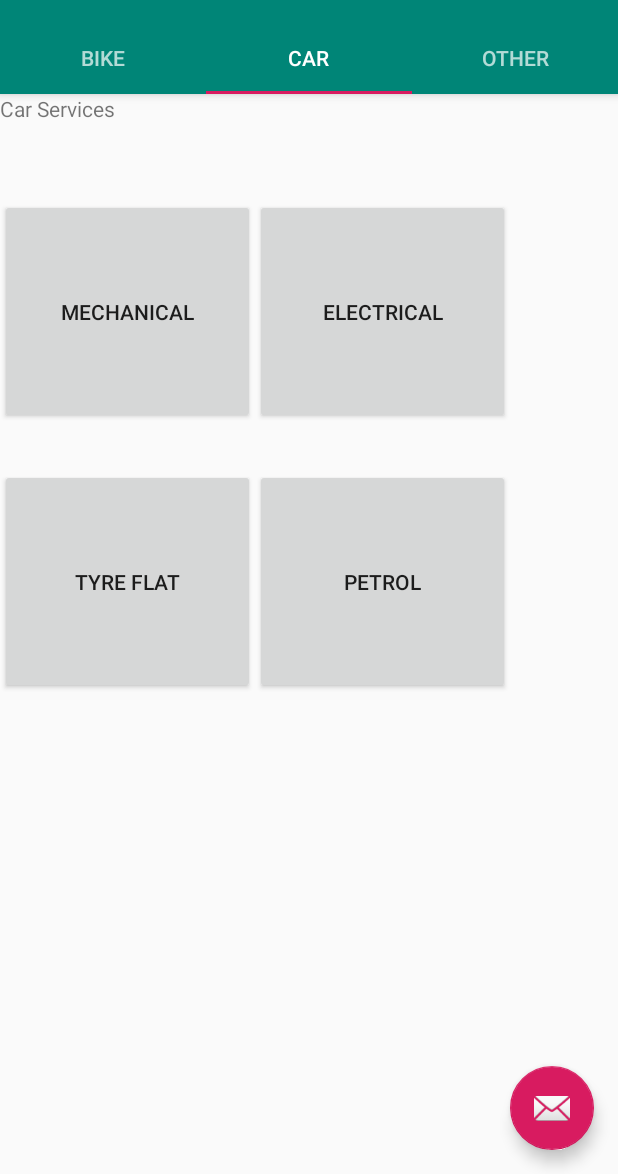
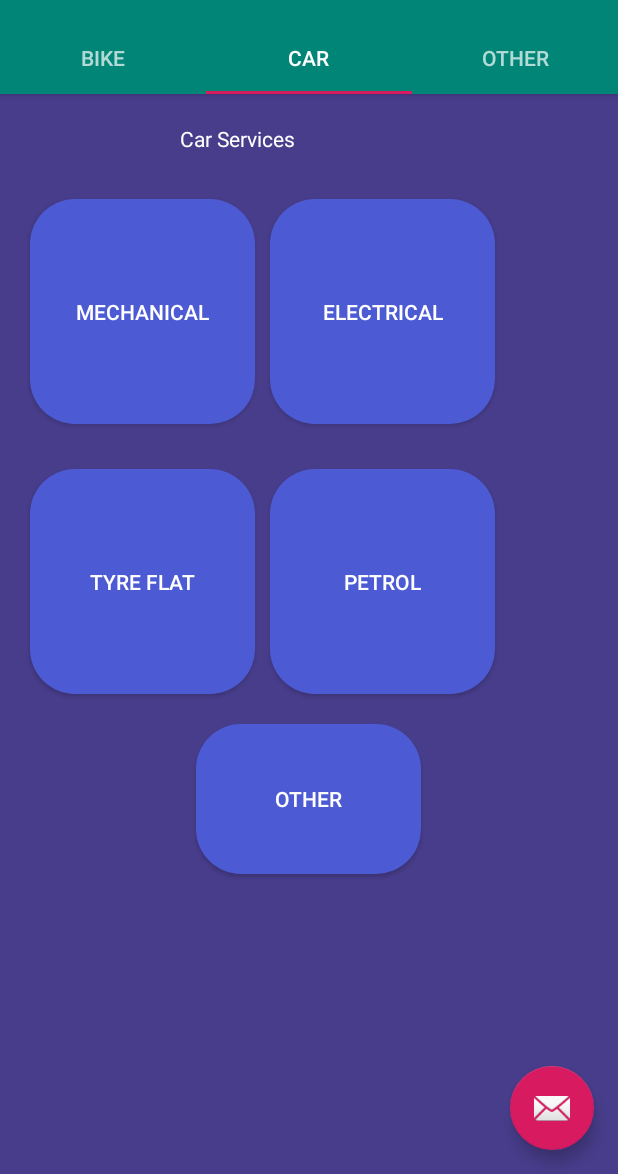
Before and after one commit to Itians786/Final-Year-Project, an Android app: the Bike screen opened directly, with no data from a screen before it, tab 2 chosen, on a phone screen of 412 x 824 dp, the part 62-1236 px from its top. Run offline under Robolectric (Android 15) with nearby library versions, the phone set to English and light mode, and no system bars.

Commit message:
Coloring done

```diff
--- a/app/src/main/res/layout/activity_sign_up.xml
+++ b/app/src/main/res/layout/activity_sign_up.xml
@@ -101,10 +101,5 @@
 
     </LinearLayout>
 
-    <Button
-        android:id="@+id/button"
-        android:layout_width="wrap_content"
-        android:layout_height="wrap_content"
-        android:text="Button" />
 </RelativeLayout>
 </ScrollView>
--- a/app/src/main/res/layout/car.xml
+++ b/app/src/main/res/layout/car.xml
@@ -5,6 +5,7 @@
     android:id="@+id/constraintLayout"
     android:layout_width="match_parent"
     android:layout_height="match_parent"
+    android:background="#483d8b"
     >
 
     <TextView
@@ -12,43 +13,67 @@
         android:layout_width="wrap_content"
         android:layout_height="wrap_content"
         android:text="Car Services"
+        android:textColor="#ffffff"
+        android:layout_marginTop="20dp"
+        android:layout_marginLeft="120dp"
        />
 
     <Button
         android:id="@+id/Car_m"
-        android:layout_width="170dp"
+        android:layout_width="150dp"
         android:layout_height="150dp"
         android:text="Mechanical"
         android:layout_marginTop="70dp"
+        android:textColor="#ffffff"
+        android:background="@drawable/button_round"
+        android:layout_marginLeft="20dp"
+        />
+
+    <Button
+        android:id="@+id/Car_e"
+        android:layout_width="150dp"
+        android:layout_height="150dp"
+        android:layout_marginTop="70dp"
+        android:layout_toRightOf="@+id/Car_m"
+        android:text="Electrical"
+        android:textColor="#ffffff"
+        android:background="@drawable/button_round"
+        android:layout_marginLeft="10dp"
+        />
+
+    <Button
+        android:id="@+id/Car_t"
+        android:layout_width="150dp"
+        android:layout_height="150dp"
+        android:layout_marginTop="250dp"
+        android:text="Tyre Flat"
+        android:textColor="#ffffff"
+        android:background="@drawable/button_round"
+        android:layout_marginLeft="20dp"
+        />
+
+    <Button
+        android:id="@+id/Bike_p"
+        android:layout_width="150dp"
+        android:layout_height="150dp"
+        android:layout_marginTop="250dp"
+        android:layout_toRightOf="@+id/Car_m"
+        android:text="Petrol"
+        android:textColor="#ffffff"
+        android:background="@drawable/button_round"
+        android:layout_marginLeft="10dp"
 
         />
 
     <Button
-        android:id="@+id/Car_e"
-        android:layout_width="170dp"
-        android:layout_height="150dp"
-        android:layout_marginTop="70dp"
-        android:layout_toRightOf="@+id/Car_m"
-        android:text="Electrical"
-
-        />
-
-    <Button
-        android:id="@+id/Car_t"
-        android:layout_width="170dp"
-        android:layout_height="150dp"
-        android:layout_marginTop="250dp"
-        android:text="Tyre Flat"
-
-        />
-
-    <Button
-        android:id="@+id/Bike_p"
-        android:layout_width="170dp"
-        android:layout_height="150dp"
-        android:layout_marginTop="250dp"
-        android:layout_toRightOf="@+id/Car_m"
-        android:text="Petrol"
+        android:id="@+id/Car_o"
+        android:layout_width="150dp"
+        android:layout_height="100dp"
+        android:layout_marginTop="420dp"
+        android:text="Other"
+        android:textColor="#ffffff"
+        android:background="@drawable/button_round"
+        android:layout_centerHorizontal="true"
 
 
         />
```
Also changed, not shown: app/src/main/java/com/example/jalopyfine_tune/SignUp.java (+19 -12 lines), app/src/main/res/layout/bike.xml (+24 -14 lines).
